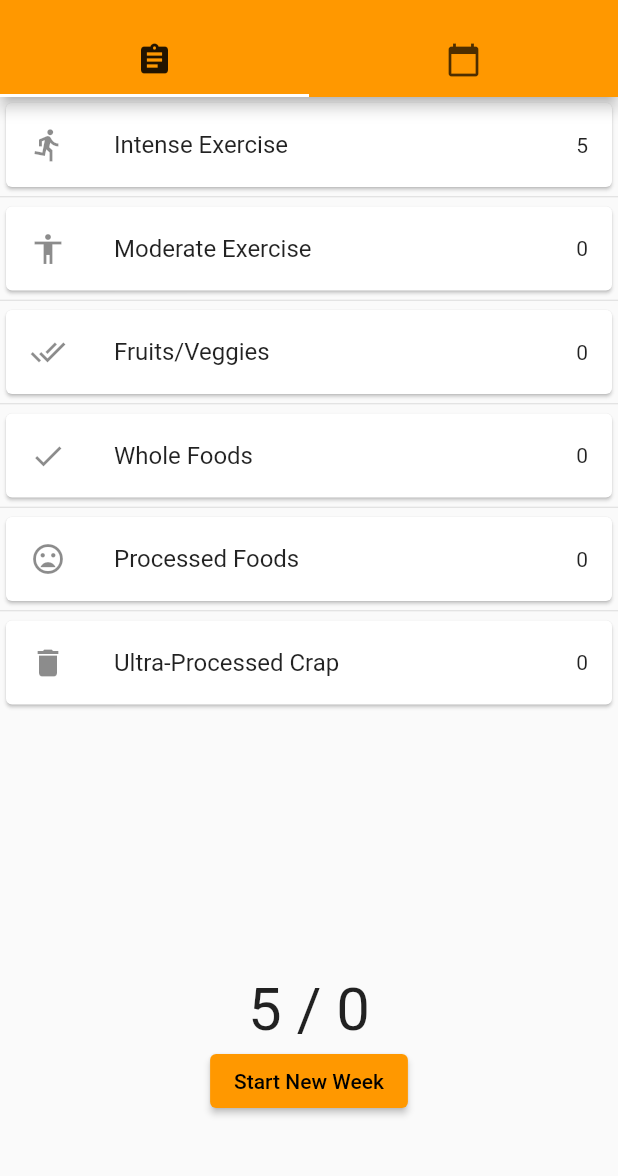
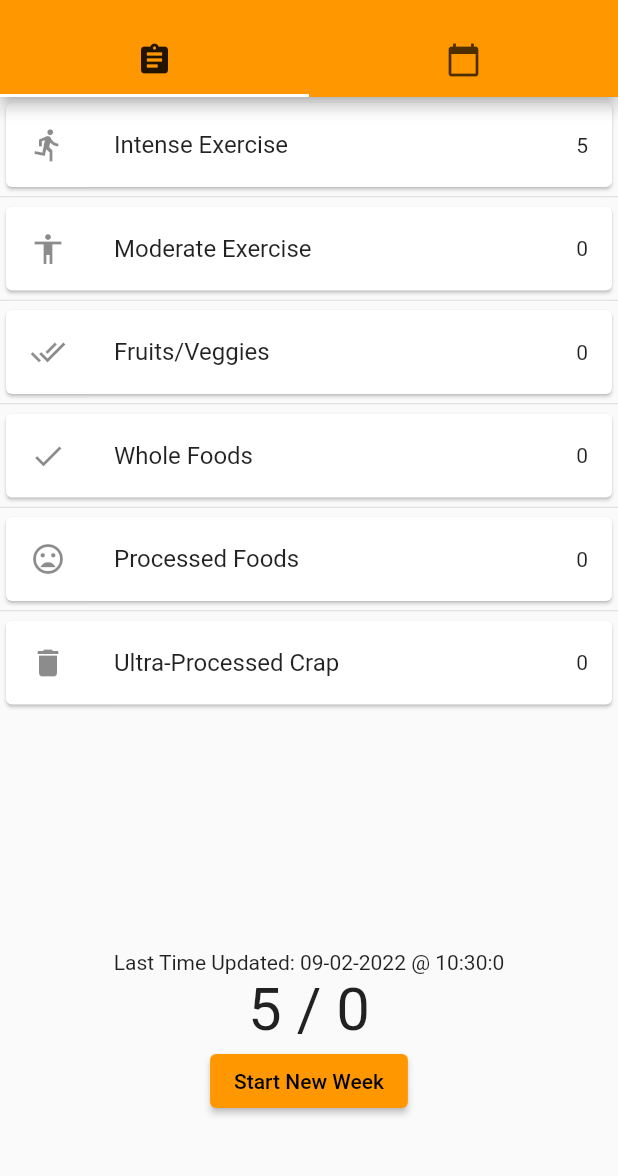
Before and after one commit to calebsb3/old_ephraim_app, a Flutter app: the screen it shows once a user with an empty profile is signed in, after a tap on "Intense Exercise", on a phone screen of 412 x 824 dp, the part 59-1235 px from its top. Run offline on Flutter 3.47's test engine with Material 2 defaults, Android fonts, the phone set to English and light mode, and no system bars; our stand-ins replace firebase_auth, firebase_core, firebase_database; accounts and stored records are empty.

Commit message:
adds last time updated code

```diff
--- a/lib/Providers/counts_view_model.dart
+++ b/lib/Providers/counts_view_model.dart
@@ -14,10 +14,11 @@ class CountsViewModel extends ChangeNotifier {
   };
   DatabaseReference db = FirebaseDatabase.instance.ref();
   final DateFormat intoDbFormatter = DateFormat('yyyy-MM-dd');
-  final DateFormat uiFormatter = DateFormat('MM-dd-yyyy');
+  final DateFormat uiTimeFormatter = DateFormat('MM-dd-yyyy @ H:m:s');
   Map<DateTime, int> weeksCounts = {};
   List<DateTime> weeksOrdered = [];
   int goal = 0;
+  DateTime lastUpdate = DateTime.now();
 
   CountsViewModel(this.uid);
 
@@ -57,6 +58,11 @@ class CountsViewModel extends ChangeNotifier {
     return total;
   }
 
+  String getLastUpdate() {
+    var lastUpdateString = uiTimeFormatter.format(lastUpdate);
+    return lastUpdateString;
+  }
+
   String getTotalAndGoal() {
     var total = getTotal();
     return "$total / $goal";
@@ -73,6 +79,11 @@ class CountsViewModel extends ChangeNotifier {
 
   void updateGoal(int newGoal) {
     goal = newGoal;
+    notifyListeners();
+  }
+
+  void updateLastUpdate(String newDate) {
+    lastUpdate = DateTime.parse(newDate);
     notifyListeners();
   }
 
--- a/lib/Views/daily_counts.dart
+++ b/lib/Views/daily_counts.dart
@@ -138,6 +138,18 @@ class _DailyCountsState extends State<DailyCounts> {
         print(error.toString());
       }
     });
+
+    db
+        .ref('/users/${userVM.currentUser?.uid}/lastUpdate')
+        .onValue
+        .listen((DatabaseEvent event) {
+      final data = event.snapshot.value;
+      try {
+        countsVM.updateLastUpdate(data as String);
+      } catch (error) {
+        print(error.toString());
+      }
+    });
   }
 
   @override
@@ -163,6 +175,7 @@ class _DailyCountsState extends State<DailyCounts> {
                 ),
               ),
             ),
+            Text("Last Time Updated: ${countVM.getLastUpdate()}"),
             Text(
               countVM.getTotalAndGoal(),
               style: const TextStyle(fontSize: 40),
--- a/lib/Views/item_card.dart
+++ b/lib/Views/item_card.dart
@@ -1,5 +1,6 @@
 import 'package:firebase_database/firebase_database.dart';
 import 'package:flutter/material.dart';
+import 'package:intl/intl.dart';
 import 'package:old_ephraim_app/Models/itemModel.dart';
 import 'package:provider/provider.dart';
 
@@ -22,12 +23,19 @@ class ItemCard extends StatefulWidget {
 }
 
 class _ItemCardState extends State<ItemCard> {
+  final DateFormat intoDbFormatter = DateFormat('yyyy-MM-dd H:m:s');
   void updateCounter() {
     var userVM = Provider.of<UserViewModel>(context, listen: false);
     final newCount = widget.counter + widget.itemModel.changeAmount;
-    FirebaseDatabase.instance
+    var db = FirebaseDatabase.instance;
+
+    db
         .ref("/users/${userVM.currentUser?.uid}/counts/breakfast")
         .update({widget.itemModel.databaseName: newCount});
+
+    db
+        .ref("/users/${userVM.currentUser?.uid}/lastUpdate")
+        .set(intoDbFormatter.format(DateTime.now()));
   }
 
   Future<void> _showUndoDialog() async {
@@ -56,7 +64,9 @@ class _ItemCardState extends State<ItemCard> {
 
     if (widget.counter != 0) {
       final newCount = widget.counter - widget.itemModel.changeAmount;
-      FirebaseDatabase.instance
+      var db = FirebaseDatabase.instance;
+
+      db
           .ref("/users/${userVM.currentUser?.uid}/counts/breakfast")
           .update({widget.itemModel.databaseName: newCount});
     }
```
